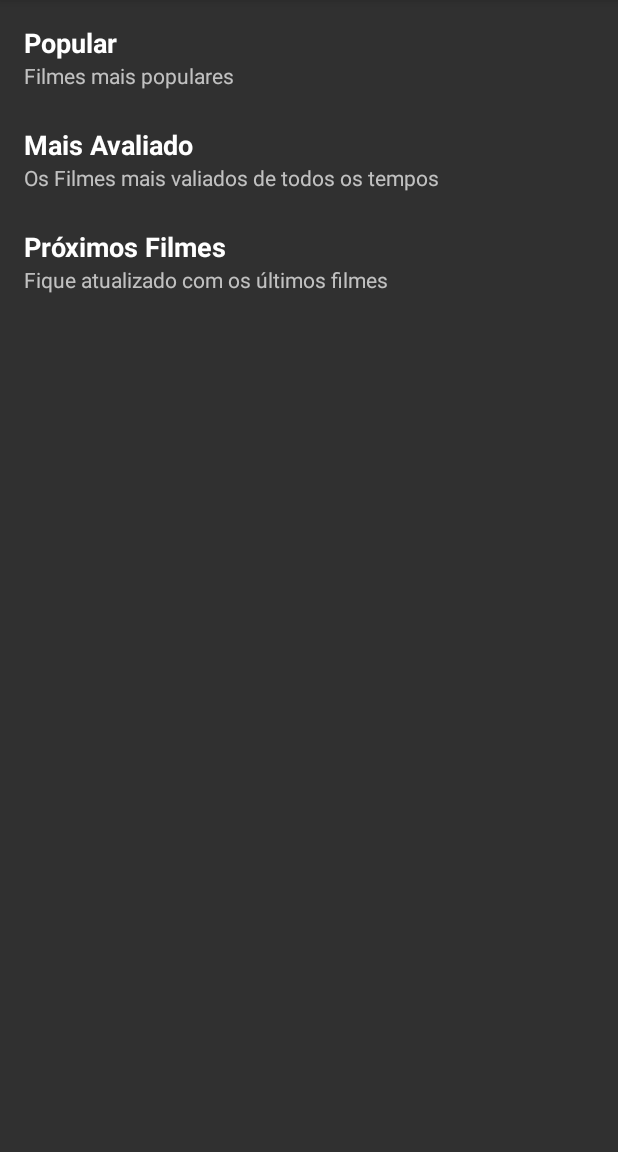
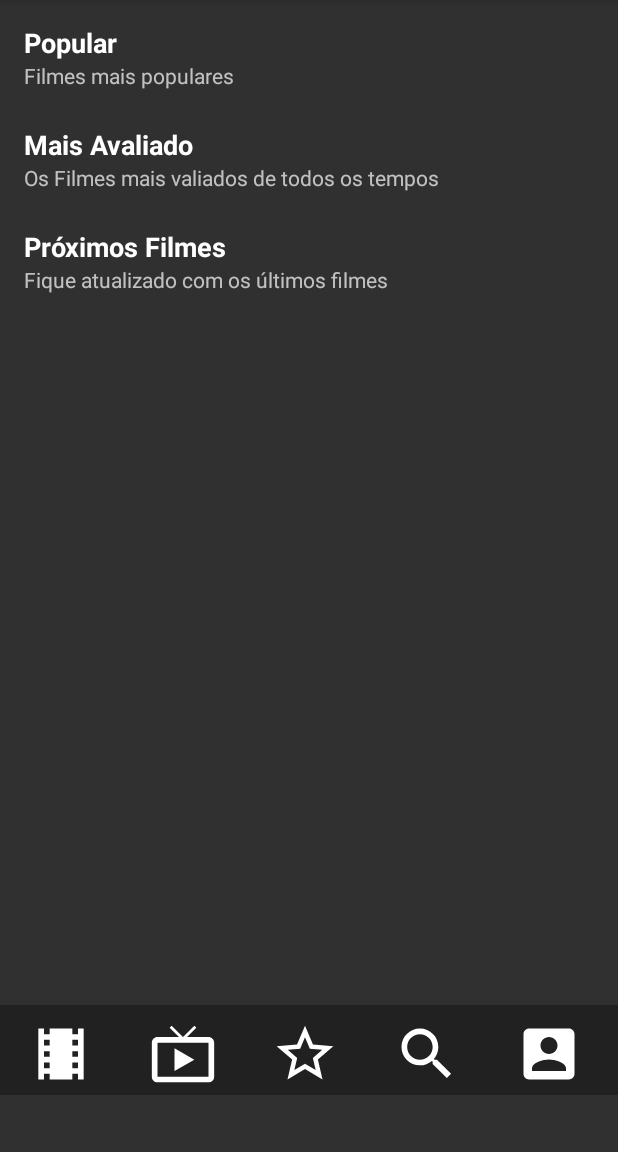
Before and after one commit to felipejoseguimaraesfonseca/TheMovieApp, an Android app: the MainActivity screen opened directly, with no data from a screen before it, on a phone screen of 412 x 824 dp, the part 84-1236 px from its top. Run offline under Robolectric (Android 15) with nearby library versions, the phone set to English and light mode, and no system bars; pictures from the network do not load; 1 statement that could not run was skipped.

Commit message:
Vector Assets has been added and activity_main xml layout has been updated.

```diff
--- a/app/build.gradle
+++ b/app/build.gradle
@@ -13,6 +13,8 @@ android {
         targetSdkVersion 30
         versionCode 1
         versionName "1.0"
+
+        vectorDrawables.useSupportLibrary = true
 
         testInstrumentationRunner "androidx.test.runner.AndroidJUnitRunner"
     }
--- /dev/null
+++ b/app/src/main/res/drawable/ic_favorites.xml
@@ -0,0 +1,5 @@
+<vector android:height="45dp" android:tint="#FFFFFF"
+    android:viewportHeight="24" android:viewportWidth="24"
+    android:width="45dp" xmlns:android="http://schemas.android.com/apk/res/android">
+    <path android:fillColor="@android:color/white" android:pathData="M22,9.24l-7.19,-0.62L12,2 9.19,8.63 2,9.24l5.46,4.73L5.82,21 12,17.27 18.18,21l-1.63,-7.03L22,9.24zM12,15.4l-3.76,2.27 1,-4.28 -3.32,-2.88 4.38,-0.38L12,6.1l1.71,4.04 4.38,0.38 -3.32,2.88 1,4.28L12,15.4z"/>
+</vector>
--- /dev/null
+++ b/app/src/main/res/drawable/ic_movies.xml
@@ -0,0 +1,5 @@
+<vector android:height="45dp" android:tint="#FFFFFF"
+    android:viewportHeight="24" android:viewportWidth="24"
+    android:width="45dp" xmlns:android="http://schemas.android.com/apk/res/android">
+    <path android:fillColor="@android:color/white" android:pathData="M18,3v2h-2L16,3L8,3v2L6,5L6,3L4,3v18h2v-2h2v2h8v-2h2v2h2L20,3h-2zM8,17L6,17v-2h2v2zM8,13L6,13v-2h2v2zM8,9L6,9L6,7h2v2zM18,17h-2v-2h2v2zM18,13h-2v-2h2v2zM18,9h-2L16,7h2v2z"/>
+</vector>
--- /dev/null
+++ b/app/src/main/res/drawable/ic_my_account.xml
@@ -0,0 +1,5 @@
+<vector android:height="45dp" android:tint="#FFFFFF"
+    android:viewportHeight="24" android:viewportWidth="24"
+    android:width="45dp" xmlns:android="http://schemas.android.com/apk/res/android">
+    <path android:fillColor="@android:color/white" android:pathData="M3,5v14c0,1.1 0.89,2 2,2h14c1.1,0 2,-0.9 2,-2L21,5c0,-1.1 -0.9,-2 -2,-2L5,3c-1.11,0 -2,0.9 -2,2zM15,9c0,1.66 -1.34,3 -3,3s-3,-1.34 -3,-3 1.34,-3 3,-3 3,1.34 3,3zM6,17c0,-2 4,-3.1 6,-3.1s6,1.1 6,3.1v1L6,18v-1z"/>
+</vector>
--- /dev/null
+++ b/app/src/main/res/drawable/ic_search.xml
@@ -0,0 +1,5 @@
+<vector android:height="45dp" android:tint="#FFFFFF"
+    android:viewportHeight="24" android:viewportWidth="24"
+    android:width="45dp" xmlns:android="http://schemas.android.com/apk/res/android">
+    <path android:fillColor="@android:color/white" android:pathData="M15.5,14h-0.79l-0.28,-0.27C15.41,12.59 16,11.11 16,9.5 16,5.91 13.09,3 9.5,3S3,5.91 3,9.5 5.91,16 9.5,16c1.61,0 3.09,-0.59 4.23,-1.57l0.27,0.28v0.79l5,4.99L20.49,19l-4.99,-5zM9.5,14C7.01,14 5,11.99 5,9.5S7.01,5 9.5,5 14,7.01 14,9.5 11.99,14 9.5,14z"/>
+</vector>
--- /dev/null
+++ b/app/src/main/res/drawable/ic_series.xml
@@ -0,0 +1,5 @@
+<vector android:height="45dp" android:tint="#FFFFFF"
+    android:viewportHeight="24" android:viewportWidth="24"
+    android:width="45dp" xmlns:android="http://schemas.android.com/apk/res/android">
+    <path android:fillColor="@android:color/white" android:pathData="M21,6h-7.59l3.29,-3.29L16,2l-4,4 -4,-4 -0.71,0.71L10.59,6L3,6c-1.1,0 -2,0.89 -2,2v12c0,1.1 0.9,2 2,2h18c1.1,0 2,-0.9 2,-2L23,8c0,-1.11 -0.9,-2 -2,-2zM21,20L3,20L3,8h18v12zM9,10v8l7,-4z"/>
+</vector>
--- a/app/src/main/res/layout/activity_main.xml
+++ b/app/src/main/res/layout/activity_main.xml
@@ -1,13 +1,19 @@
 <?xml version="1.0" encoding="utf-8"?>
 
-<androidx.core.widget.NestedScrollView xmlns:android="http://schemas.android.com/apk/res/android"
+<RelativeLayout xmlns:android="http://schemas.android.com/apk/res/android"
+    xmlns:app="http://schemas.android.com/apk/res-auto"
     android:layout_width="match_parent"
     android:layout_height="match_parent">
+
+    <androidx.core.widget.NestedScrollView
+        android:id="@+id/scroll"
+        android:layout_width="match_parent"
+        android:layout_height="wrap_content">
 
 
         <LinearLayout
             android:layout_width="match_parent"
-        android:layout_height="match_parent"
+            android:layout_height="wrap_content"
             android:orientation="vertical">
 
             <TextView
@@ -95,3 +101,59 @@
         </LinearLayout>
 
     </androidx.core.widget.NestedScrollView>
+
+    <LinearLayout
+        android:layout_width="match_parent"
+        android:layout_height="60dp"
+        android:layout_marginTop="670dp"
+        android:background="@color/colorPrimary"
+        android:orientation="horizontal">
+
+        <androidx.appcompat.widget.AppCompatImageButton
+            android:layout_width="wrap_content"
+            android:layout_height="wrap_content"
+            android:layout_marginTop="10dp"
+            android:background="@color/colorPrimary"
+            android:paddingStart="18dp"
+            android:paddingEnd="18dp"
+            app:srcCompat="@drawable/ic_movies" />
+
+        <androidx.appcompat.widget.AppCompatImageButton
+            android:layout_width="wrap_content"
+            android:layout_height="wrap_content"
+            android:layout_marginTop="10dp"
+            android:background="@color/colorPrimary"
+            android:paddingStart="18dp"
+            android:paddingEnd="18dp"
+            app:srcCompat="@drawable/ic_series" />
+
+        <androidx.appcompat.widget.AppCompatImageButton
+            android:layout_width="wrap_content"
+            android:layout_height="wrap_content"
+            android:layout_marginTop="10dp"
+            android:background="@color/colorPrimary"
+            android:paddingStart="18dp"
+            android:paddingEnd="18dp"
+            app:srcCompat="@drawable/ic_favorites" />
+
+        <androidx.appcompat.widget.AppCompatImageButton
+            android:layout_width="wrap_content"
+            android:layout_height="wrap_content"
+            android:layout_marginTop="10dp"
+            android:background="@color/colorPrimary"
+            android:paddingStart="18dp"
+            android:paddingEnd="18dp"
+            app:srcCompat="@drawable/ic_search" />
+
+        <androidx.appcompat.widget.AppCompatImageButton
+            android:layout_width="wrap_content"
+            android:layout_height="wrap_content"
+            android:layout_marginTop="10dp"
+            android:background="@color/colorPrimary"
+            android:paddingStart="18dp"
+            android:paddingEnd="18dp"
+            app:srcCompat="@drawable/ic_my_account" />
+
+    </LinearLayout>
+
+</RelativeLayout>
```
Lines whose indentation alone changed are shown as unchanged.
